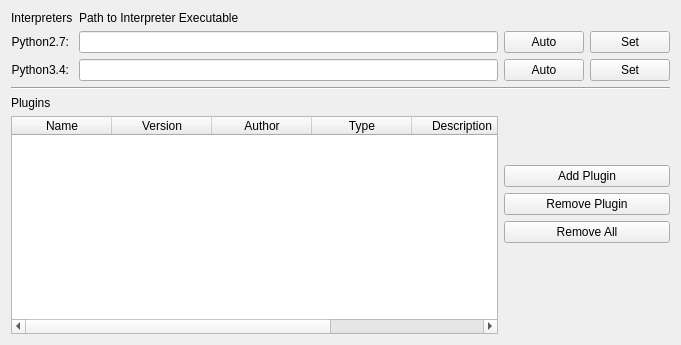
Sigil-Ebook/Sigil, file src/Sigil/Form_Files/PPluginWidget.ui: the form before one commit.
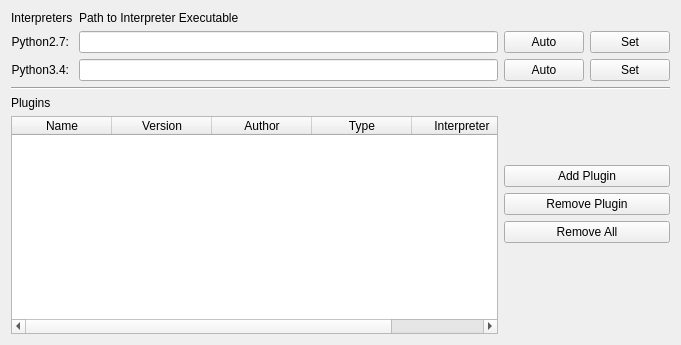
The form after the commit.

Commit message: Moving plugin description to ToolTips.

```diff
--- a/src/Sigil/Form_Files/PPluginWidget.ui
+++ b/src/Sigil/Form_Files/PPluginWidget.ui
@@ -227,11 +227,6 @@
          <string>Type</string>
         </property>
        </column>
-       <column>
-        <property name="text">
-         <string>Description</string>
-        </property>
-       </column>
        <column>
         <property name="text">
          <string>Interpreter</string>
```
The commit also changes 2 other files.
